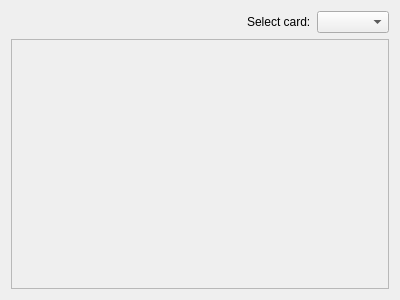
Old version of the form alsatunergui.ui in the repository kukrimate/AlsaTuner.
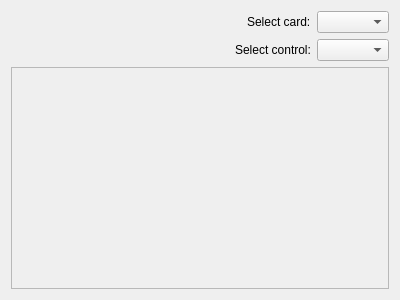
New version of the form.

```diff
--- a/alsatunergui.ui
+++ b/alsatunergui.ui
@@ -14,6 +14,8 @@
    <string>Audio Mixer</string>
   </property>
   <widget class="QWidget" name="centralWidget">
+   <layout class="QVBoxLayout" name="verticalLayout_2">
+    <item>
    <layout class="QVBoxLayout" name="verticalLayout">
     <item>
      <layout class="QHBoxLayout" name="horizontalLayout">
@@ -43,7 +45,36 @@
      </layout>
     </item>
     <item>
-     <widget class="QScrollArea" name="cardControlArea">
+       <layout class="QHBoxLayout" name="horizontalLayout_2">
+        <item>
+         <spacer name="horizontalSpacer_2">
+          <property name="orientation">
+           <enum>Qt::Horizontal</enum>
+          </property>
+          <property name="sizeHint" stdset="0">
+           <size>
+            <width>40</width>
+            <height>20</height>
+           </size>
+          </property>
+         </spacer>
+        </item>
+        <item>
+         <widget class="QLabel" name="label_2">
+          <property name="text">
+           <string>Select control:</string>
+          </property>
+         </widget>
+        </item>
+        <item>
+         <widget class="QComboBox" name="controlSelector"/>
+        </item>
+       </layout>
+      </item>
+     </layout>
+    </item>
+    <item>
+     <widget class="QScrollArea" name="controlArea">
       <property name="widgetResizable">
        <bool>true</bool>
       </property>
@@ -53,7 +84,7 @@
          <x>0</x>
          <y>0</y>
          <width>380</width>
-         <height>249</height>
+         <height>216</height>
         </rect>
        </property>
        <layout class="QHBoxLayout" name="cardControlAreaLayout"/>
```
Left out of the diff: 19 changed lines with no effect on the pictures. Lines whose indentation alone changed are shown as unchanged.
